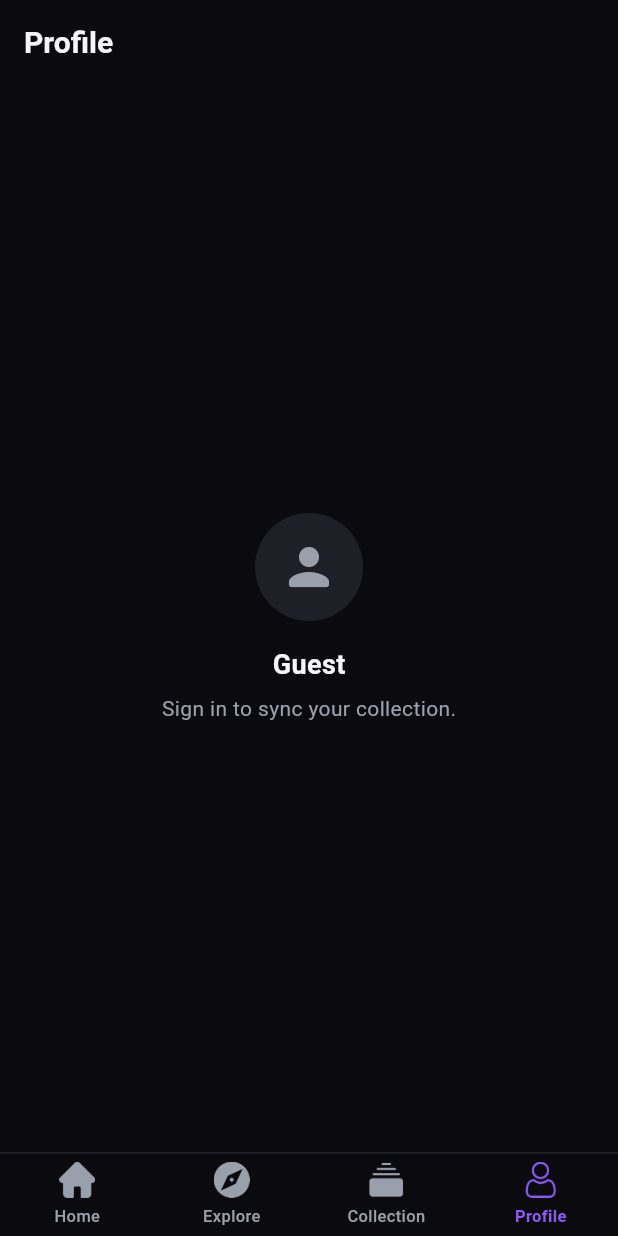
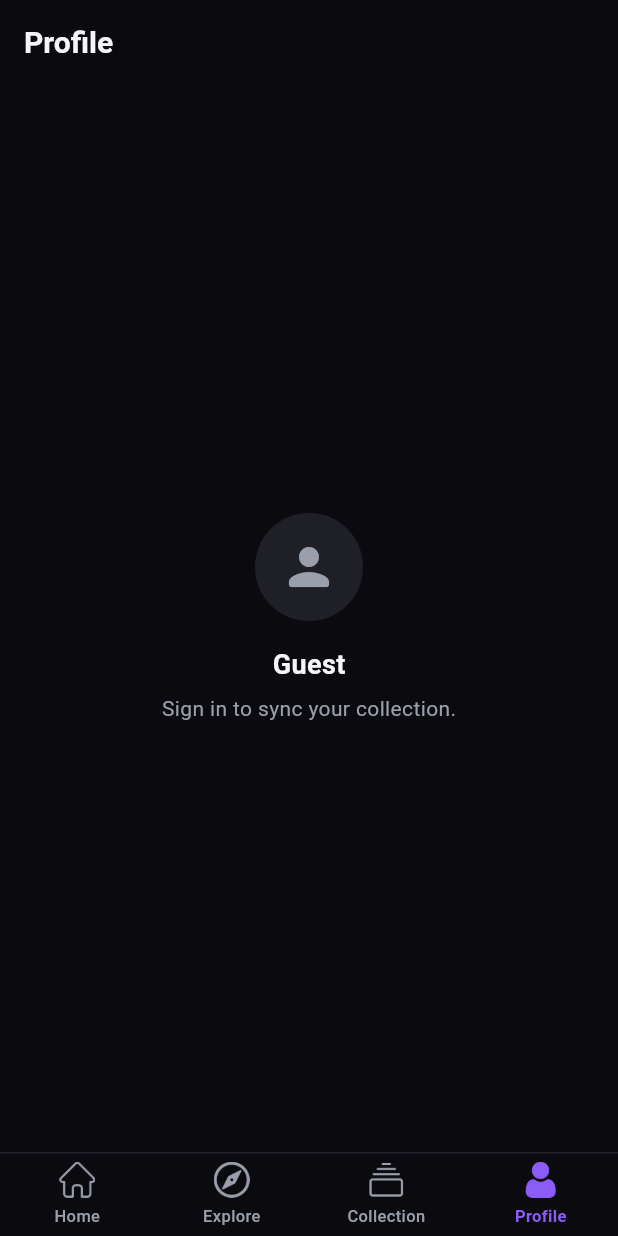
Before and after one commit to evanemran/rawg-app, a Flutter app: the screen it shows after launch, item 4 of the bottom bar chosen, on a phone screen of 412 x 824 dp. Run offline on Flutter 3.47's test engine with Material 3 defaults, Android fonts, the phone set to English and light mode, and no system bars; our stand-ins replace flutter_riverpod; network calls fail.

Commit message:
icons updated

```diff
--- a/lib/presentation/pages/landing_page.dart
+++ b/lib/presentation/pages/landing_page.dart
@@ -20,15 +20,15 @@ class LandingPage extends ConsumerWidget {
   ];
 
   static List<_NavItem> _items = [
-    _NavItem(icon: AppImages.homeActive, activeIcon: AppImages.homeInactive, label: 'Home'),
-    _NavItem(icon: AppImages.exploreActive, activeIcon: AppImages.exploreInactive, label: 'Explore'),
+    _NavItem(icon: AppImages.homeInactive, activeIcon: AppImages.homeActive, label: 'Home'),
+    _NavItem(icon: AppImages.exploreInactive, activeIcon: AppImages.exploreActive, label: 'Explore'),
     _NavItem(
-        icon: AppImages.collectionActive,
-        activeIcon: AppImages.collectionInactive,
+        icon: AppImages.collectionInactive,
+        activeIcon: AppImages.collectionActive,
         label: 'Collection'),
     _NavItem(
-        icon: AppImages.profileActive,
-        activeIcon: AppImages.profileInactive,
+        icon: AppImages.profileInactive,
+        activeIcon: AppImages.profileActive,
         label: 'Profile'),
   ];
 
```
